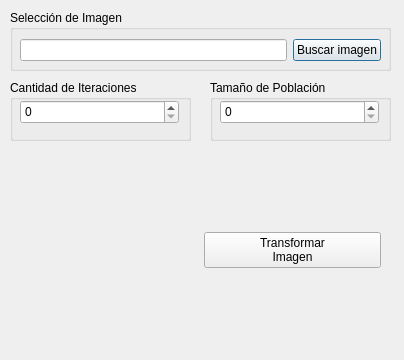
This is UI/Del Píxel al Pincel - Propiedades.ui in Jonathana1106/IA as Qt 5 draws it before an edit. The edited form follows.
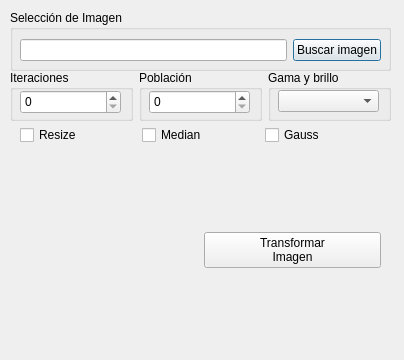
This is the edited form.

The edit to the form file:
```diff
--- a/UI/Del Píxel al Pincel - Propiedades.ui
+++ b/UI/Del Píxel al Pincel - Propiedades.ui
@@ -48,52 +48,6 @@
     </layout>
    </widget>
   </widget>
-  <widget class="QGroupBox" name="iteration_Box">
-   <property name="geometry">
-    <rect>
-     <x>10</x>
-     <y>80</y>
-     <width>181</width>
-     <height>61</height>
-    </rect>
-   </property>
-   <property name="title">
-    <string>Cantidad de Iteraciones</string>
-   </property>
-   <widget class="QSpinBox" name="iteration_spinBox">
-    <property name="geometry">
-     <rect>
-      <x>10</x>
-      <y>20</y>
-      <width>159</width>
-      <height>24</height>
-     </rect>
-    </property>
-   </widget>
-  </widget>
-  <widget class="QGroupBox" name="population_Box">
-   <property name="geometry">
-    <rect>
-     <x>210</x>
-     <y>80</y>
-     <width>181</width>
-     <height>61</height>
-    </rect>
-   </property>
-   <property name="title">
-    <string>Tamaño de Población</string>
-   </property>
-   <widget class="QSpinBox" name="population_spinBox">
-    <property name="geometry">
-     <rect>
-      <x>10</x>
-      <y>20</y>
-      <width>159</width>
-      <height>24</height>
-     </rect>
-    </property>
-   </widget>
-  </widget>
   <widget class="QWidget" name="horizontalLayoutWidget_2">
    <property name="geometry">
     <rect>
@@ -124,6 +78,102 @@
     </item>
    </layout>
   </widget>
+  <widget class="QWidget" name="horizontalLayoutWidget_3">
+   <property name="geometry">
+    <rect>
+     <x>10</x>
+     <y>70</y>
+     <width>381</width>
+     <height>51</height>
+    </rect>
+   </property>
+   <layout class="QHBoxLayout" name="horizontalLayout_3">
+    <item>
+     <widget class="QGroupBox" name="iteration_Box">
+      <property name="title">
+       <string>Iteraciones</string>
+      </property>
+      <widget class="QSpinBox" name="iteration_spinBox">
+       <property name="geometry">
+        <rect>
+         <x>10</x>
+         <y>20</y>
+         <width>101</width>
+         <height>24</height>
+        </rect>
+       </property>
+      </widget>
+     </widget>
+    </item>
+    <item>
+     <widget class="QGroupBox" name="population_Box">
+      <property name="title">
+       <string>Población</string>
+      </property>
+      <widget class="QSpinBox" name="population_spinBox">
+       <property name="geometry">
+        <rect>
+         <x>10</x>
+         <y>20</y>
+         <width>101</width>
+         <height>24</height>
+        </rect>
+       </property>
+      </widget>
+     </widget>
+    </item>
+    <item>
+     <widget class="QGroupBox" name="gama_box">
+      <property name="title">
+       <string>Gama y brillo</string>
+      </property>
+      <widget class="QComboBox" name="gama_combobox">
+       <property name="geometry">
+        <rect>
+         <x>10</x>
+         <y>20</y>
+         <width>101</width>
+         <height>22</height>
+        </rect>
+       </property>
+      </widget>
+     </widget>
+    </item>
+   </layout>
+  </widget>
+  <widget class="QWidget" name="horizontalLayoutWidget_4">
+   <property name="geometry">
+    <rect>
+     <x>20</x>
+     <y>120</y>
+     <width>361</width>
+     <height>31</height>
+    </rect>
+   </property>
+   <layout class="QHBoxLayout" name="horizontalLayout_4">
+    <item>
+     <widget class="QCheckBox" name="resize_checkb">
+      <property name="text">
+       <string>Resize</string>
+      </property>
+     </widget>
+    </item>
+    <item>
+     <widget class="QCheckBox" name="median_checkb">
+      <property name="text">
+       <string>Median</string>
+      </property>
+     </widget>
+    </item>
+    <item>
+     <widget class="QCheckBox" name="gauss_checkb">
+      <property name="text">
+       <string>Gauss</string>
+      </property>
+     </widget>
+    </item>
+   </layout>
+  </widget>
  </widget>
  <resources/>
  <connections/>
```
